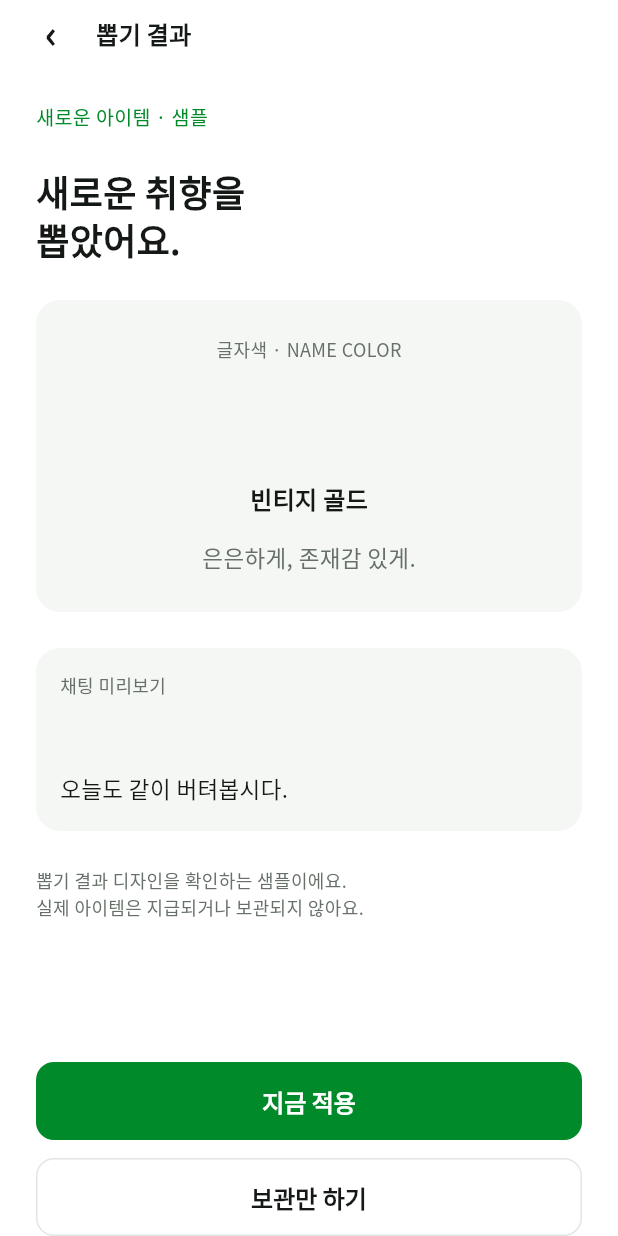
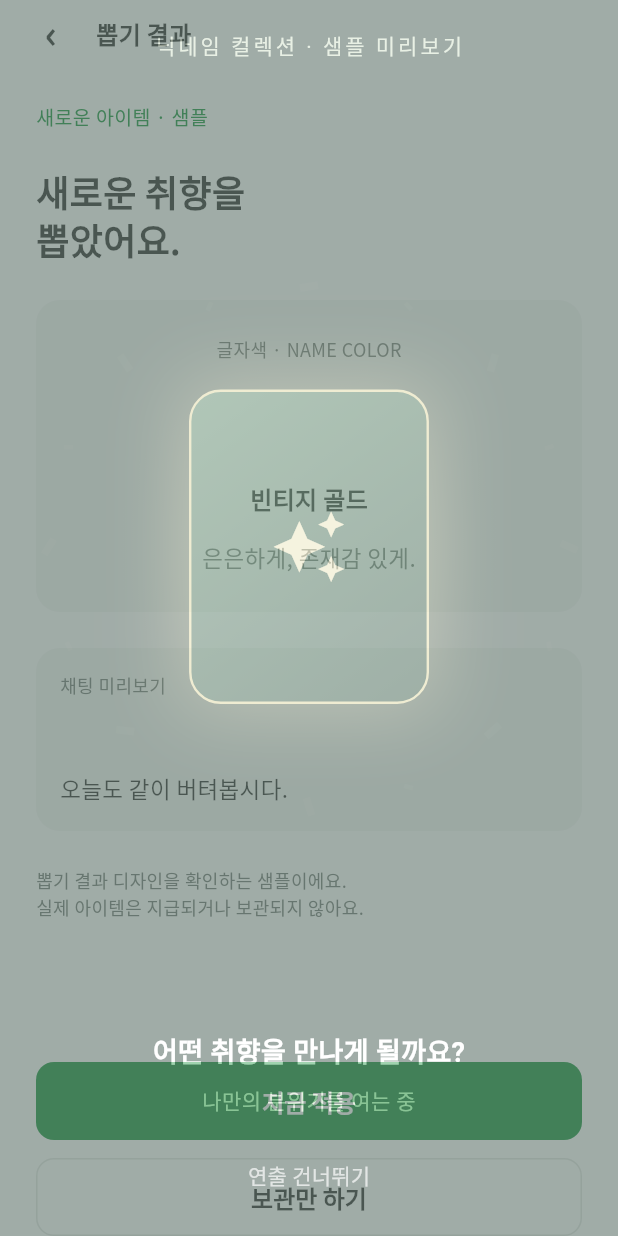
Before and after one commit to dollar-trapped/app, a Flutter app: the CosmeticResultPage widget shown alone on an empty page, opened directly with empty values, on a phone screen of 412 x 824 dp. Run offline on Flutter 3.47's test engine with Material 3 defaults, Android fonts, the phone set to English and light mode, and no system bars; our stand-ins replace dio, flutter_dotenv, flutter_secure_storage, flutter_svg, google_mobile_ads; accounts and stored records are empty.

Commit message:
feat(gacha): add skippable draw reveal animation

```diff
--- a/lib/features/gacha/screens/cosmetic_result_page.dart
+++ b/lib/features/gacha/screens/cosmetic_result_page.dart
@@ -2,6 +2,7 @@ import 'package:flutter/material.dart';
 import '../../profile/widgets/profile_layout.dart';
 import '../widgets/cosmetic_layout.dart';
 import '../widgets/cosmetic_preview.dart';
+import '../widgets/gacha_reveal.dart';
 
 /// Design preview only. Opening or closing this page never grants an item.
 class CosmeticResultPage extends StatelessWidget {
@@ -15,7 +16,9 @@ class CosmeticResultPage extends StatelessWidget {
   }
 
   @override
-  Widget build(BuildContext context) => ProfileLayout(
+  Widget build(BuildContext context) => GachaReveal(
+    isPreview: true,
+    child: ProfileLayout(
       title: '뽑기 결과',
       child: CosmeticContent(
         content: Column(
@@ -102,5 +105,6 @@ class CosmeticResultPage extends StatelessWidget {
           ],
         ),
       ),
+    ),
   );
 }
--- a/lib/features/gacha/screens/live_gacha_page.dart
+++ b/lib/features/gacha/screens/live_gacha_page.dart
@@ -10,6 +10,7 @@ import '../services/request_id.dart';
 import '../widgets/cosmetic_layout.dart';
 import '../widgets/server_cosmetic_preview.dart';
 import 'owned_cosmetics_page.dart';
+import '../widgets/gacha_reveal.dart';
 
 class LiveGachaPage extends StatefulWidget {
   const LiveGachaPage({
@@ -311,7 +312,8 @@ class _LiveDrawResultPageState extends State<LiveDrawResultPage> {
     final color = item.type == 'NAME_COLOR' ? item : null,
         font = item.type == 'NAME_FONT' ? item : null,
         bg = item.type == 'NAME_BACKGROUND' ? item : null;
-    return PopScope(
+    return GachaReveal(
+      child: PopScope(
         canPop: !_busy,
         child: ProfileLayout(
           title: '뽑기 결과',
@@ -405,6 +407,7 @@ class _LiveDrawResultPageState extends State<LiveDrawResultPage> {
             ),
           ),
         ),
+      ),
     );
   }
 }
--- /dev/null
+++ b/lib/features/gacha/widgets/gacha_reveal.dart
@@ -0,0 +1,213 @@
+import 'dart:math' as math;
+import 'package:flutter/material.dart';
+
+/// Presentation only: the draw has already been confirmed by the server.
+class GachaReveal extends StatefulWidget {
+  const GachaReveal({super.key, required this.child, this.isPreview = false});
+  final Widget child;
+  final bool isPreview;
+
+  @override
+  State<GachaReveal> createState() => _GachaRevealState();
+}
+
+class _GachaRevealState extends State<GachaReveal>
+    with SingleTickerProviderStateMixin {
+  late final AnimationController _controller = AnimationController(
+    vsync: this,
+    duration: const Duration(milliseconds: 2200),
+  );
+  bool _started = false;
+
+  @override
+  void didChangeDependencies() {
+    super.didChangeDependencies();
+    if (MediaQuery.disableAnimationsOf(context)) {
+      _controller.value = 1;
+    } else if (!_started) {
+      _controller.forward();
+    }
+    _started = true;
+  }
+
+  @override
+  void dispose() {
+    _controller.dispose();
+    super.dispose();
+  }
+
+  @override
+  Widget build(BuildContext context) => AnimatedBuilder(
+    animation: _controller,
+    builder: (context, _) {
+      final t = _controller.value;
+      if (t == 1) return widget.child;
+      final reveal = Curves.easeOut.transform(((t - .76) / .24).clamp(0, 1));
+      final burst = Curves.easeOutCubic.transform(
+        ((t - .48) / .45).clamp(0, 1),
+      );
+      return Stack(
+        fit: StackFit.expand,
+        children: [
+          if (reveal > 0)
+            ExcludeSemantics(
+              child: IgnorePointer(
+                child: Opacity(opacity: reveal, child: widget.child),
+              ),
+            ),
+          Opacity(
+            opacity: 1 - reveal,
+            child: Scaffold(
+              backgroundColor: const Color(0xFF102D22),
+              body: SafeArea(
+                child: LayoutBuilder(
+                  builder: (context, constraints) {
+                    final size = math.min(
+                      260.0,
+                      math.min(
+                        constraints.maxWidth * .72,
+                        constraints.maxHeight * .48,
+                      ),
+                    );
+                    return Column(
+                      children: [
+                        const SizedBox(height: 20),
+                        Text(
+                          widget.isPreview ? '닉네임 컬렉션 · 샘플 미리보기' : '닉네임 컬렉션',
+                          style: const TextStyle(
+                            color: Color(0xFFC5D9BD),
+                            letterSpacing: 2,
+                          ),
+                        ),
+                        Expanded(
+                          child: Center(
+                            child: SizedBox.square(
+                              dimension: size,
+                              child: Stack(
+                                alignment: Alignment.center,
+                                clipBehavior: Clip.none,
+                                children: [
+                                  Container(
+                                    decoration: BoxDecoration(
+                                      shape: BoxShape.circle,
+                                      gradient: RadialGradient(
+                                        colors: [
+                                          const Color(0xFFE3D99A).withValues(
+                                            alpha: .12 + burst * .35,
+                                          ),
+                                          const Color(0x00102D22),
+                                        ],
+                                      ),
+                                    ),
+                                  ),
+                                  for (var i = 0; i < 16; i++)
+                                    Transform.translate(
+                                      offset: Offset(
+                                        math.cos(i * math.pi / 8) *
+                                            size *
+                                            (.25 + burst * .42),
+                                        math.sin(i * math.pi / 8) *
+                                            size *
+                                            (.25 + burst * .42),
+                                      ),
+                                      child: Opacity(
+                                        opacity: math.sin(burst * math.pi),
+                                        child: Transform.rotate(
+                                          angle: i + burst * 2,
+                                          child: Container(
+                                            width: i.isEven ? 5 : 3,
+                                            height: i.isEven ? 12 : 6,
+                                            color: const Color(0xFFE8DFAB),
+                                          ),
+                                        ),
+                                      ),
+                                    ),
+                                  Transform.rotate(
+                                    angle:
+                                        math.sin(t * math.pi * 18) *
+                                        .055 *
+                                        (1 - burst),
+                                    child: Transform.scale(
+                                      scale:
+                                          .9 +
+                                          .1 * math.sin(t * math.pi) +
+                                          burst * .12,
+                                      child: Container(
+                                        width: size * .58,
+                                        height: size * .76,
+                                        decoration: BoxDecoration(
+                                          borderRadius: BorderRadius.circular(
+                                            20,
+                                          ),
+                                          gradient: const LinearGradient(
+                                            begin: Alignment.topLeft,
+                                            end: Alignment.bottomRight,
+                                            colors: [
+                                              Color(0xFF447956),
+                                              Color(0xFF173E2B),
+                                            ],
+                                          ),
+                                          border: Border.all(
+                                            color: const Color(0xFFE3D99A),
+                                            width: 1.5,
+                                          ),
+                                          boxShadow: [
+                                            BoxShadow(
+                                              color: const Color(
+                                                0xFFE3D99A,
+                                              ).withValues(alpha: burst * .35),
+                                              blurRadius: 40 * burst,
+                                              spreadRadius: 8 * burst,
+                                            ),
+                                          ],
+                                        ),
+                                        child: const Center(
+                                          child: Icon(
+                                            Icons.auto_awesome,
+                                            color: Color(0xFFF2E9BB),
+                                            size: 48,
+                                          ),
+                                        ),
+                                      ),
+                                    ),
+                                  ),
+                                ],
+                              ),
+                            ),
+                          ),
+                        ),
+                        const Text(
+                          '어떤 취향을 만나게 될까요?',
+                          style: TextStyle(
+                            color: Colors.white,
+                            fontSize: 18,
+                            fontWeight: FontWeight.w600,
+                          ),
+                        ),
+                        const SizedBox(height: 8),
+                        const Text(
+                          '나만의 분위기를 여는 중',
+                          style: TextStyle(color: Color(0xFFC5D9BD)),
+                        ),
+                        Padding(
+                          padding: const EdgeInsets.all(16),
+                          child: TextButton(
+                            onPressed: () => _controller.value = 1,
+                            style: TextButton.styleFrom(
+                              foregroundColor: Colors.white70,
+                            ),
+                            child: const Text('연출 건너뛰기'),
+                          ),
+                        ),
+                      ],
+                    );
+                  },
+                ),
+              ),
+            ),
+          ),
+        ],
+      );
+    },
+  );
+}
```
Also changed, not shown: 1 other file. Lines whose indentation alone changed are shown as unchanged.
